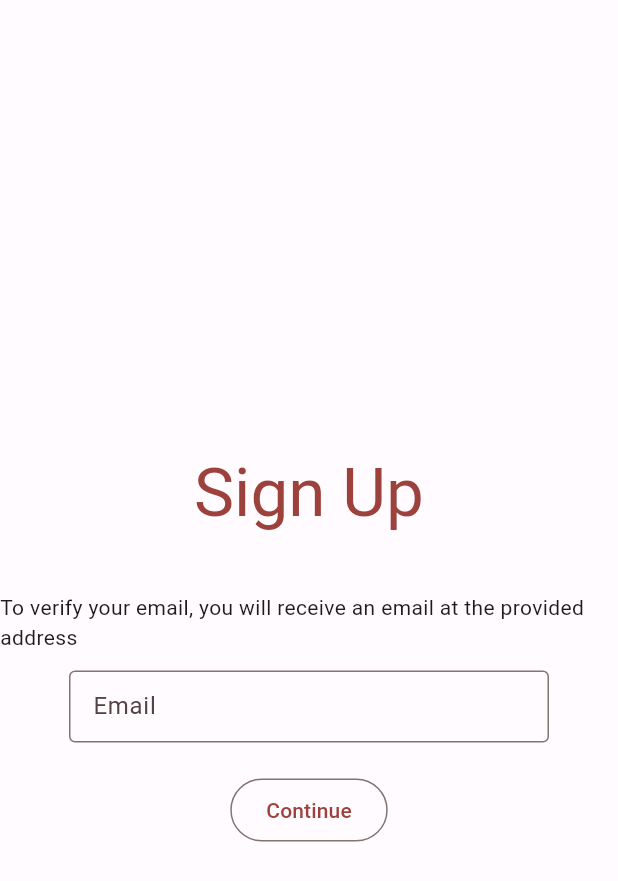
After one commit to roy-rishi/sortify, a Flutter app: the SignUpPage screen opened directly, on a phone screen of 412 x 824 dp. The commit adds this screen. Shown: the top 881 px of the screen. Run offline on Flutter 3.47's test engine with Material 3 defaults, Android fonts, the phone set to English and light mode, and no system bars; network calls fail.

Commit message:
preliminary sign up page

```diff
--- a/client/sortify/lib/driver_page.dart
+++ b/client/sortify/lib/driver_page.dart
@@ -3,6 +3,7 @@ import 'package:provider/provider.dart';
 
 import 'app_state.dart';
 import 'loading_page.dart';
+import 'signup_page.dart';
 
 class DriverPage extends StatefulWidget {
   @override
@@ -19,7 +20,7 @@ class _DriverPageState extends State<DriverPage> {
       case 0:
         page = LoadingPage();
       case 1:
-        page = const Placeholder();
+        page = SignUpPage();
       default:
         throw UnimplementedError("No widget for $appState.pageIndex");
     }
--- /dev/null
+++ b/client/sortify/lib/signup_page.dart
@@ -0,0 +1,51 @@
+import 'package:flutter/material.dart';
+
+class SignUpPage extends StatelessWidget {
+  const SignUpPage({super.key});
+
+  @override
+  Widget build(BuildContext context) {
+    final theme = Theme.of(context);
+    final titleStyle = theme.textTheme.displayMedium!.copyWith(
+      color: theme.colorScheme.primary,
+    );
+
+    return Scaffold(
+      body: Center(
+        child: Column(
+          mainAxisAlignment: MainAxisAlignment.center,
+          children: [
+            Padding(
+              padding: const EdgeInsets.all(40.0),
+              child: Text("Sign Up", style: titleStyle),
+            ),
+            Text(
+                "To verify your email, you will receive an email at the provided address"),
+            Padding(
+              padding: const EdgeInsets.only(top: 12.0, bottom: 24),
+              child: SizedBox(
+                width: 320,
+                height: 48,
+                child: TextField(
+                  decoration: InputDecoration(
+                    border: OutlineInputBorder(),
+                    labelText: "Email",
+                  ),
+                ),
+              ),
+            ),
+            SizedBox(
+              height: 42,
+              child: OutlinedButton(
+                onPressed: () => {
+                  print("Registration requested"),
+                },
+                child: Text("Continue"),
+              ),
+            ),
+          ],
+        ),
+      ),
+    );
+  }
+}
```
